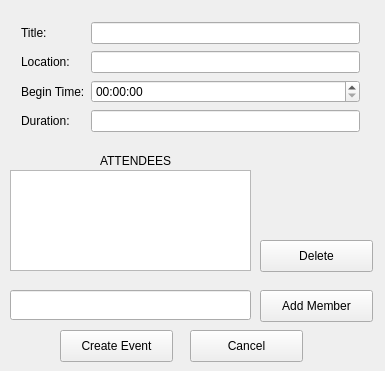
Before: the Qt Designer form create_group_event.ui in allenh1/timefuse-client, drawn with Qt 5.
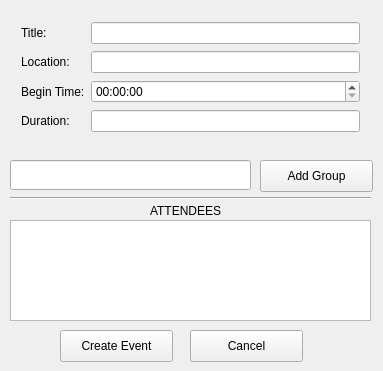
After: the same form once the commit is applied.

Commit message: added functionality for adding members to a group

Patch:
```diff
--- a/create_group_event.ui
+++ b/create_group_event.ui
@@ -6,7 +6,7 @@
    <rect>
     <x>0</x>
     <y>0</y>
-    <width>385</width>
+    <width>383</width>
     <height>371</height>
    </rect>
   </property>
@@ -19,7 +19,7 @@
      <x>10</x>
      <y>10</y>
      <width>361</width>
-     <height>136</height>
+     <height>138</height>
     </rect>
    </property>
    <layout class="QGridLayout" name="gridLayout">
@@ -94,8 +94,8 @@
   <widget class="QLabel" name="attendees">
    <property name="geometry">
     <rect>
-     <x>100</x>
-     <y>150</y>
+     <x>150</x>
+     <y>200</y>
      <width>71</width>
      <height>21</height>
     </rect>
@@ -104,37 +104,24 @@
     <string>ATTENDEES</string>
    </property>
   </widget>
-  <widget class="QPushButton" name="delete_member">
-   <property name="geometry">
-    <rect>
-     <x>260</x>
-     <y>240</y>
-     <width>113</width>
-     <height>32</height>
-    </rect>
-   </property>
-   <property name="text">
-    <string>Delete</string>
-   </property>
-  </widget>
   <widget class="QPushButton" name="add_member">
    <property name="geometry">
     <rect>
      <x>260</x>
-     <y>290</y>
+     <y>160</y>
      <width>113</width>
      <height>32</height>
     </rect>
    </property>
    <property name="text">
-    <string>Add Member</string>
+    <string>Add Group</string>
    </property>
   </widget>
   <widget class="QLineEdit" name="user_to_add">
    <property name="geometry">
     <rect>
      <x>10</x>
-     <y>290</y>
+     <y>160</y>
      <width>241</width>
      <height>30</height>
     </rect>
@@ -144,12 +131,25 @@
    <property name="geometry">
     <rect>
      <x>10</x>
-     <y>170</y>
-     <width>241</width>
+     <y>220</y>
+     <width>361</width>
      <height>101</height>
     </rect>
    </property>
   </widget>
+  <widget class="Line" name="line">
+   <property name="geometry">
+    <rect>
+     <x>10</x>
+     <y>190</y>
+     <width>361</width>
+     <height>16</height>
+    </rect>
+   </property>
+   <property name="orientation">
+    <enum>Qt::Horizontal</enum>
+   </property>
+  </widget>
  </widget>
  <layoutdefault spacing="6" margin="11"/>
  <resources/>
```
The commit also changes 4 other files.
